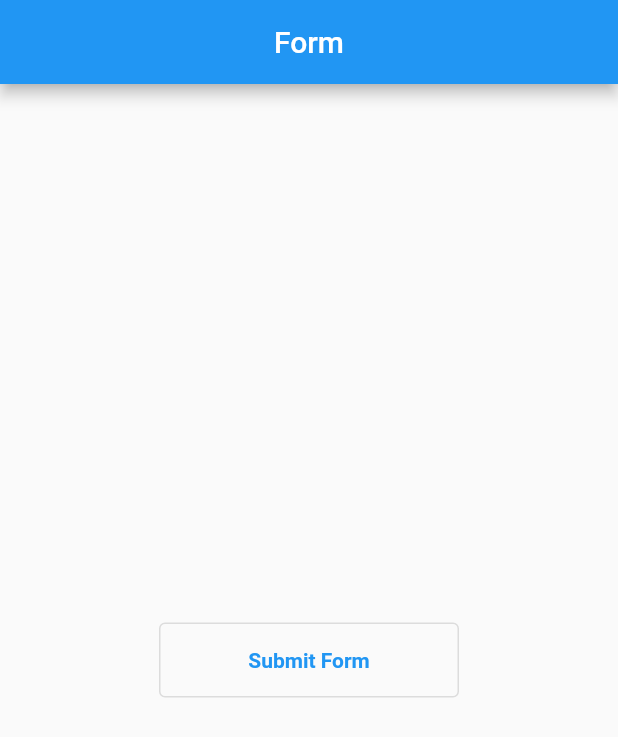
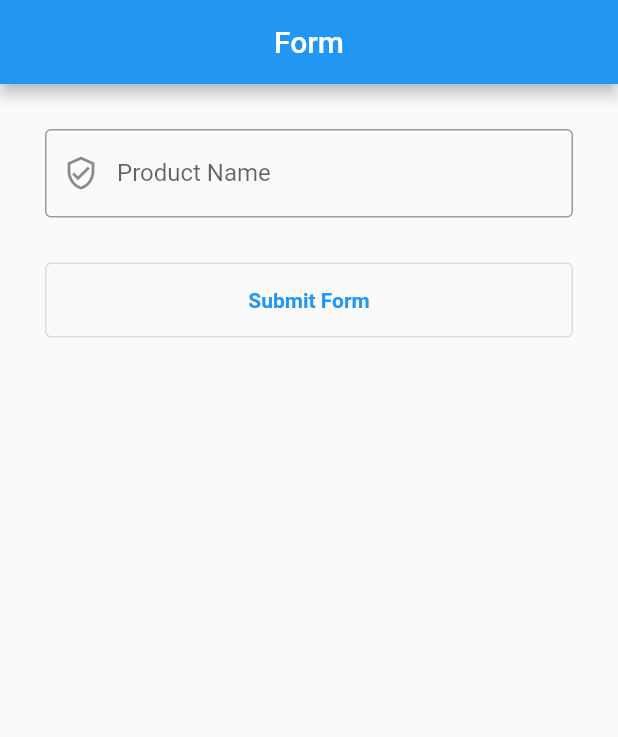
Before and after one commit to LokmanHossen/Flutter, a Flutter app: the screen it shows after launch, on a phone screen of 412 x 824 dp. Shown: the top 737 px of the screen. Run offline on Flutter 3.47's test engine with Material 2 defaults, Android fonts, the light colour scheme and no system bars; our stand-ins replace font_awesome_flutter, matcher.

Commit message:
Form Page Update

```diff
--- a/login_form/lib/form.dart
+++ b/login_form/lib/form.dart
@@ -9,15 +9,69 @@ class MyForm extends StatefulWidget {
 }
 
 class _MyFormState extends State<MyForm> {
+  var _productName;
+  final _productContoller = TextEditingController();
+
+  @override
+  void dispose() {
+    _productContoller.dispose();
+  }
+
+  // @override
+  // void initState() {
+  //   super.initState();
+
+  //   _productContoller.addListener(_updateText);
+  // }
+
+  // void _updateText() {
+  //   setState(() {});
+  // }
+
+  void _updateText() {}
+
   @override
   Widget build(BuildContext context) {
     return Scaffold(
       appBar: AppBar(
-        title: Text('Form'),
+        title: const Text('Form'),
         centerTitle: true,
       ),
-      body: Center(
-        child: OutlinedButton(
+      body: Container(
+        padding: const EdgeInsets.all(30.0),
+        child: ListView(
+          children: [
+            TextFormField(
+              controller: _productContoller,
+              // onChanged: (val) {
+              //   _updateText(val);
+              // },
+              decoration: const InputDecoration(
+                labelText: 'Product Name',
+                prefixIcon: Icon(Icons.verified_user_outlined),
+                border: OutlineInputBorder(),
+              ),
+            ),
+            SizedBox(
+              height: 30.0,
+            ),
+            myBtn(context)
+            //  Text("Product Name is ${_productContoller.text}"),
+            // TextFormField(
+            //   decoration: InputDecoration(
+            //     hintText: 'Product Name',
+            //     icon: Icon(Icons.shopping_cart_sharp),
+            //     border: OutlineInputBorder(),
+            //   ),
+            // ),
+          ],
+        ),
+      ),
+    );
+  }
+
+  OutlinedButton myBtn(BuildContext context) {
+    return OutlinedButton(
       style: OutlinedButton.styleFrom(
         minimumSize: const Size(200, 50),
       ),
@@ -26,7 +80,7 @@ class _MyFormState extends State<MyForm> {
           context,
           MaterialPageRoute(
             builder: (context) {
-                  return Details();
+              return Details(productName: _productContoller.text);
             },
           ),
         );
@@ -35,8 +89,6 @@ class _MyFormState extends State<MyForm> {
         "Submit Form",
         style: const TextStyle(fontWeight: FontWeight.bold),
       ),
-        ),
-      ),
     );
   }
 }
```
Lines whose indentation alone changed are shown as unchanged.
